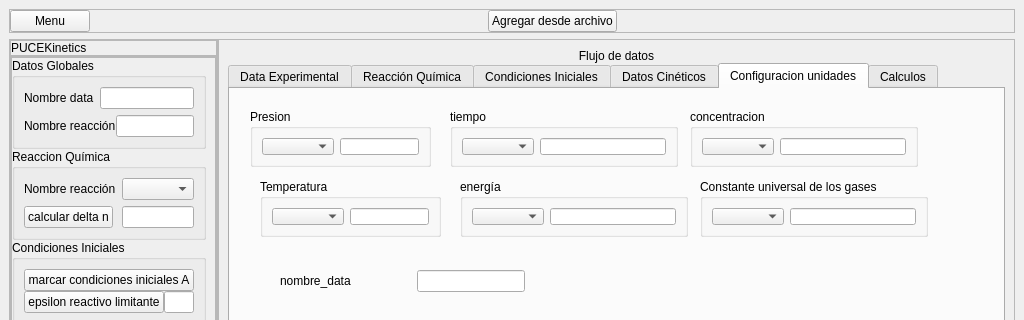
This is flujo_datos_gui_v4.ui in JuandresPUCE/tesis_pyqt_sqlite as Qt 5 draws it before an edit; both pictures show x 0 to 1024 and y 0 to 320 of the 1024 by 789 pixel window. The edited form follows.
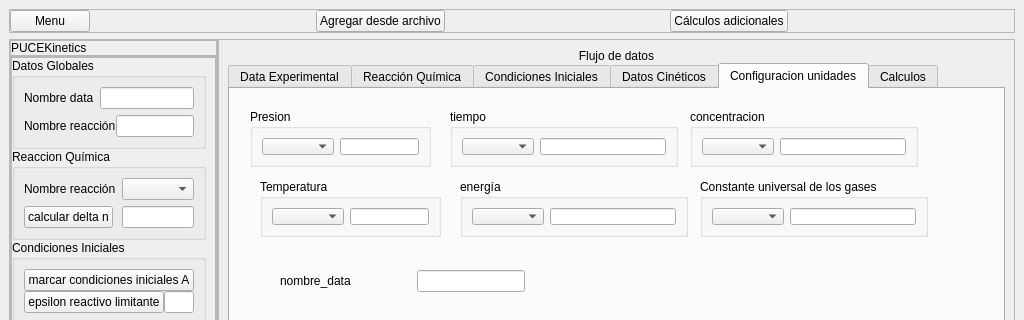
This is the edited form.

Commit message: refactor y tests de tablas, arreglos de flujo de datos e incremento de los R y unidades

What changed in the file:
```diff
--- a/flujo_datos_gui_v4.ui
+++ b/flujo_datos_gui_v4.ui
@@ -80,6 +80,26 @@
            </property>
           </widget>
          </item>
+         <item>
+          <spacer name="horizontalSpacer_66">
+           <property name="orientation">
+            <enum>Qt::Horizontal</enum>
+           </property>
+           <property name="sizeHint" stdset="0">
+            <size>
+             <width>40</width>
+             <height>20</height>
+            </size>
+           </property>
+          </spacer>
+         </item>
+         <item>
+          <widget class="QPushButton" name="calculos_adicionales_btn">
+           <property name="text">
+            <string>Cálculos adicionales</string>
+           </property>
+          </widget>
+         </item>
          <item>
           <spacer name="horizontalSpacer_2">
            <property name="orientation">
```
The commit also changes 8 other files.
